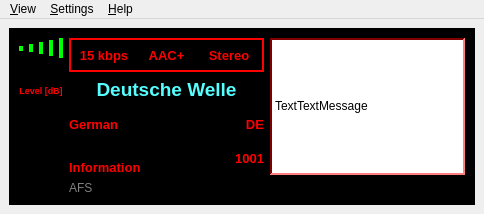
Before: the Qt Designer form dream/src/GUI-QT/DRMMainWindow.ui in mmjee/dream-patched, drawn with Qt 5.
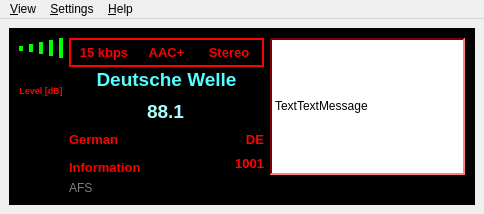
After: the same form once the commit is applied. Icons and pictures are not drawn. Custom widgets are drawn as their Qt base class.

Commit message: Merge FM mode into main window.

```diff
--- a/dream/src/GUI-QT/DRMMainWindow.ui
+++ b/dream/src/GUI-QT/DRMMainWindow.ui
@@ -2515,6 +2515,124 @@
            <property name="indent">
             <number>5</number>
            </property>
+           <property name="textInteractionFlags">
+            <set>Qt::NoTextInteraction</set>
+           </property>
+          </widget>
+         </item>
+         <item>
+          <widget class="QLineEdit" name="lineEditFrequency">
+           <property name="enabled">
+            <bool>true</bool>
+           </property>
+           <property name="palette">
+            <palette>
+             <active>
+              <colorrole role="WindowText">
+               <brush brushstyle="SolidPattern">
+                <color alpha="255">
+                 <red>170</red>
+                 <green>255</green>
+                 <blue>255</blue>
+                </color>
+               </brush>
+              </colorrole>
+              <colorrole role="Text">
+               <brush brushstyle="SolidPattern">
+                <color alpha="255">
+                 <red>170</red>
+                 <green>255</green>
+                 <blue>255</blue>
+                </color>
+               </brush>
+              </colorrole>
+              <colorrole role="Base">
+               <brush brushstyle="SolidPattern">
+                <color alpha="255">
+                 <red>0</red>
+                 <green>0</green>
+                 <blue>0</blue>
+                </color>
+               </brush>
+              </colorrole>
+             </active>
+             <inactive>
+              <colorrole role="WindowText">
+               <brush brushstyle="SolidPattern">
+                <color alpha="255">
+                 <red>170</red>
+                 <green>255</green>
+                 <blue>255</blue>
+                </color>
+               </brush>
+              </colorrole>
+              <colorrole role="Text">
+               <brush brushstyle="SolidPattern">
+                <color alpha="255">
+                 <red>170</red>
+                 <green>255</green>
+                 <blue>255</blue>
+                </color>
+               </brush>
+              </colorrole>
+              <colorrole role="Base">
+               <brush brushstyle="SolidPattern">
+                <color alpha="255">
+                 <red>0</red>
+                 <green>0</green>
+                 <blue>0</blue>
+                </color>
+               </brush>
+              </colorrole>
+             </inactive>
+             <disabled>
+              <colorrole role="WindowText">
+               <brush brushstyle="SolidPattern">
+                <color alpha="255">
+                 <red>128</red>
+                 <green>128</green>
+                 <blue>128</blue>
+                </color>
+               </brush>
+              </colorrole>
+              <colorrole role="Text">
+               <brush brushstyle="SolidPattern">
+                <color alpha="255">
+                 <red>0</red>
+                 <green>0</green>
+                 <blue>0</blue>
+                </color>
+               </brush>
+              </colorrole>
+              <colorrole role="Base">
+               <brush brushstyle="SolidPattern">
+                <color alpha="255">
+                 <red>255</red>
+                 <green>255</green>
+                 <blue>255</blue>
+                </color>
+               </brush>
+              </colorrole>
+             </disabled>
+            </palette>
+           </property>
+           <property name="font">
+            <font>
+             <family>Arial</family>
+             <pointsize>14</pointsize>
+             <weight>75</weight>
+             <bold>true</bold>
+            </font>
+           </property>
+           <property name="text">
+            <string>88.1</string>
+           </property>
+           <property name="frame">
+            <bool>false</bool>
+           </property>
+           <property name="alignment">
+            <set>Qt::AlignCenter</set>
+           </property>
           </widget>
          </item>
          <item>
```
Left out of the diff: 12 changed lines with no effect on the pictures. The commit also changes 7 other files.
